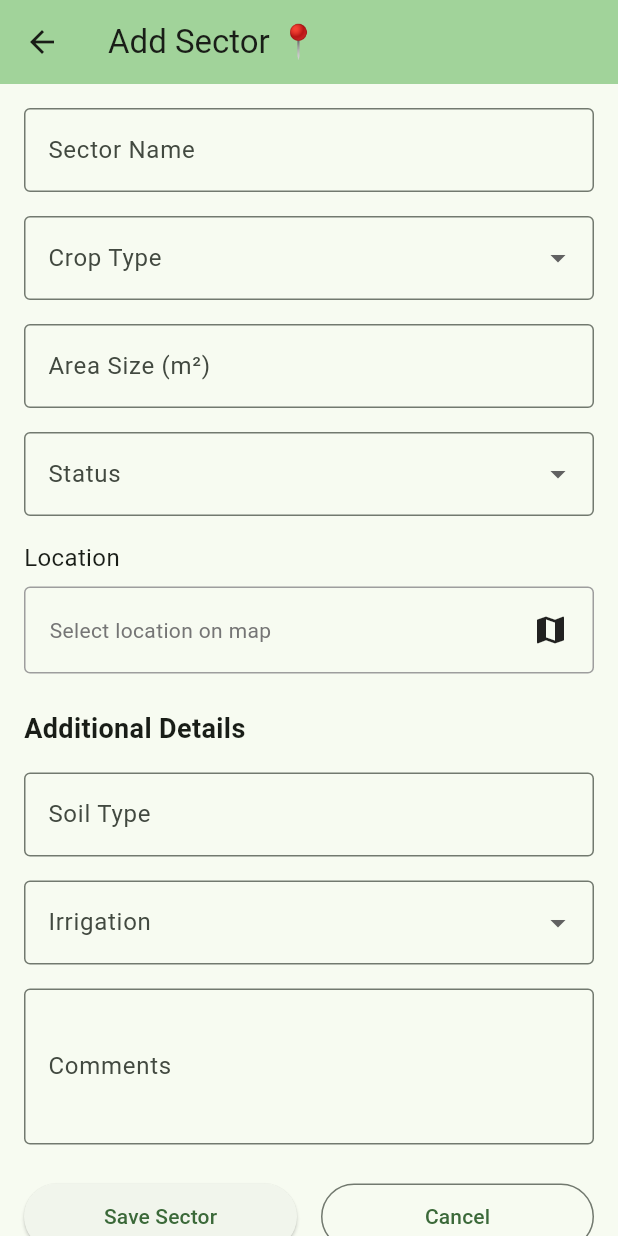
After one commit to stanlee321/crop_app, a Flutter app: the screen it shows after launch, after a tap on "🌾 Add Sector", on a phone screen of 412 x 824 dp. The commit adds this screen. Run offline on Flutter 3.47's test engine with Material 3 defaults, Android fonts, the phone set to English and light mode, and no system bars; our stand-ins replace flutter_map, geolocator, latlong2, qr_flutter; missing offline and left inert: qr_code_dart_scan.

Commit message:
added gps location to add sector

```diff
--- a/lib/components/home/quick_actions_section.dart
+++ b/lib/components/home/quick_actions_section.dart
@@ -1,4 +1,6 @@
 import 'package:flutter/material.dart';
+import '../../screens/add_crop_screen.dart';
+import '../../screens/add_sector_screen.dart';
 
 class QuickActionsSection extends StatelessWidget {
   const QuickActionsSection({super.key});
@@ -24,20 +26,34 @@ class QuickActionsSection extends StatelessWidget {
                 Expanded(
                   child: _buildActionButton(
                     context,
-                    'Add New Crop',
+                    '🆕 Add New Crop',
                     Icons.add_circle,
                     Colors.green,
-                    () {},
+                    () {
+                      Navigator.push(
+                        context,
+                        MaterialPageRoute(
+                          builder: (context) => const AddCropScreen(),
+                        ),
+                      );
+                    },
                   ),
                 ),
                 const SizedBox(width: 8),
                 Expanded(
                   child: _buildActionButton(
                     context,
-                    'Add Sector',
+                    '🌾 Add Sector',
                     Icons.grid_view,
                     Colors.blue,
-                    () {},
+                    () {
+                      Navigator.push(
+                        context,
+                        MaterialPageRoute(
+                          builder: (context) => const AddSectorScreen(),
+                        ),
+                      );
+                    },
                   ),
                 ),
               ],
@@ -48,7 +64,7 @@ class QuickActionsSection extends StatelessWidget {
                 Expanded(
                   child: _buildActionButton(
                     context,
-                    'Add Fertilizer',
+                    '💧 Add Fertilizer',
                     Icons.science,
                     Colors.orange,
                     () {},
@@ -58,7 +74,7 @@ class QuickActionsSection extends StatelessWidget {
                 Expanded(
                   child: _buildActionButton(
                     context,
-                    'Add Pest',
+                    '🐛 Add Pest',
                     Icons.bug_report,
                     Colors.red,
                     () {},
--- /dev/null
+++ b/lib/screens/add_sector_screen.dart
@@ -0,0 +1,351 @@
+import 'package:flutter/material.dart';
+import 'package:flutter_map/flutter_map.dart';
+import 'package:latlong2/latlong.dart';
+import 'package:geolocator/geolocator.dart';
+
+class AddSectorScreen extends StatefulWidget {
+  const AddSectorScreen({super.key});
+
+  @override
+  State<AddSectorScreen> createState() => _AddSectorScreenState();
+}
+
+class _AddSectorScreenState extends State<AddSectorScreen> {
+  final _formKey = GlobalKey<FormState>();
+  final _nameController = TextEditingController();
+  final _areaSizeController = TextEditingController();
+  final _locationController = TextEditingController();
+  final _soilTypeController = TextEditingController();
+  final _commentsController = TextEditingController();
+
+  String? _selectedCropType;
+  String? _selectedStatus;
+  String? _selectedIrrigation;
+
+  final List<String> _cropTypes = ['Tomato', 'Potato', 'Lettuce', 'Spinach'];
+  final List<String> _statusOptions = ['Active', 'Inactive', 'Maintenance'];
+  final List<String> _irrigationTypes = ['Manual', 'Automatic', 'Drip', 'None'];
+
+  LatLng? _selectedLocation;
+  final MapController _mapController = MapController();
+
+  @override
+  void initState() {
+    super.initState();
+    _getCurrentLocation();
+  }
+
+  Future<void> _getCurrentLocation() async {
+    try {
+      LocationPermission permission = await Geolocator.checkPermission();
+      if (permission == LocationPermission.denied) {
+        permission = await Geolocator.requestPermission();
+      }
+
+      if (permission == LocationPermission.whileInUse ||
+          permission == LocationPermission.always) {
+        Position position = await Geolocator.getCurrentPosition();
+        setState(() {
+          _selectedLocation = LatLng(position.latitude, position.longitude);
+        });
+      }
+    } catch (e) {
+      debugPrint('Error getting location: $e');
+    }
+  }
+
+  void _showMapDialog() {
+    showDialog(
+      context: context,
+      builder: (BuildContext context) {
+        return Dialog(
+          child: SizedBox(
+            width: MediaQuery.of(context).size.width * 0.9,
+            height: MediaQuery.of(context).size.height * 0.6,
+            child: Column(
+              children: [
+                Expanded(
+                  child: FlutterMap(
+                    mapController: _mapController,
+                    options: MapOptions(
+                      initialCenter: _selectedLocation ?? const LatLng(0, 0),
+                      initialZoom: 13.0,
+                      onTap: (tapPosition, point) {
+                        setState(() {
+                          _selectedLocation = point;
+                        });
+                        Navigator.pop(context);
+                      },
+                    ),
+                    children: [
+                      TileLayer(
+                        urlTemplate:
+                            'https://tile.openstreetmap.org/{z}/{x}/{y}.png',
+                        userAgentPackageName: 'com.example.app',
+                      ),
+                      if (_selectedLocation != null)
+                        MarkerLayer(
+                          markers: [
+                            Marker(
+                              point: _selectedLocation!,
+                              width: 80,
+                              height: 80,
+                              child: const Icon(
+                                Icons.location_pin,
+                                color: Colors.red,
+                                size: 40,
+                              ),
+                            ),
+                          ],
+                        ),
+                    ],
+                  ),
+                ),
+                Padding(
+                  padding: const EdgeInsets.all(8.0),
+                  child: Row(
+                    mainAxisAlignment: MainAxisAlignment.end,
+                    children: [
+                      TextButton(
+                        onPressed: () => Navigator.pop(context),
+                        child: const Text('Cancel'),
+                      ),
+                    ],
+                  ),
+                ),
+              ],
+            ),
+          ),
+        );
+      },
+    );
+  }
+
+  Widget _buildLocationField() {
+    return Column(
+      crossAxisAlignment: CrossAxisAlignment.start,
+      children: [
+        const Text(
+          'Location',
+          style: TextStyle(fontSize: 16),
+        ),
+        const SizedBox(height: 8),
+        InkWell(
+          onTap: _showMapDialog,
+          child: Container(
+            padding: const EdgeInsets.all(16),
+            decoration: BoxDecoration(
+              border: Border.all(color: Colors.grey),
+              borderRadius: BorderRadius.circular(4),
+            ),
+            child: Row(
+              children: [
+                Expanded(
+                  child: Text(
+                    _selectedLocation != null
+                        ? 'Lat: ${_selectedLocation!.latitude.toStringAsFixed(4)}, '
+                            'Lng: ${_selectedLocation!.longitude.toStringAsFixed(4)}'
+                        : 'Select location on map',
+                    style: TextStyle(
+                      color: _selectedLocation != null
+                          ? Colors.black
+                          : Colors.grey[600],
+                    ),
+                  ),
+                ),
+                const Icon(Icons.map),
+              ],
+            ),
+          ),
+        ),
+      ],
+    );
+  }
+
+  @override
+  void dispose() {
+    _nameController.dispose();
+    _areaSizeController.dispose();
+    _locationController.dispose();
+    _soilTypeController.dispose();
+    _commentsController.dispose();
+    super.dispose();
+  }
+
+  @override
+  Widget build(BuildContext context) {
+    return Scaffold(
+      appBar: AppBar(
+        title: const Text('Add Sector 📍'),
+        backgroundColor: Theme.of(context).colorScheme.inversePrimary,
+      ),
+      body: SingleChildScrollView(
+        padding: const EdgeInsets.all(16.0),
+        child: Form(
+          key: _formKey,
+          child: Column(
+            crossAxisAlignment: CrossAxisAlignment.start,
+            children: [
+              TextFormField(
+                controller: _nameController,
+                decoration: const InputDecoration(
+                  labelText: 'Sector Name',
+                  border: OutlineInputBorder(),
+                ),
+                validator: (value) {
+                  if (value == null || value.isEmpty) {
+                    return 'Please enter a sector name';
+                  }
+                  return null;
+                },
+              ),
+              const SizedBox(height: 16),
+              DropdownButtonFormField<String>(
+                value: _selectedCropType,
+                decoration: const InputDecoration(
+                  labelText: 'Crop Type',
+                  border: OutlineInputBorder(),
+                ),
+                items: _cropTypes.map((String value) {
+                  return DropdownMenuItem<String>(
+                    value: value,
+                    child: Text(value),
+                  );
+                }).toList(),
+                onChanged: (String? newValue) {
+                  setState(() {
+                    _selectedCropType = newValue;
+                  });
+                },
+                validator: (value) {
+                  if (value == null || value.isEmpty) {
+                    return 'Please select a crop type';
+                  }
+                  return null;
+                },
+              ),
+              const SizedBox(height: 16),
+              TextFormField(
+                controller: _areaSizeController,
+                decoration: const InputDecoration(
+                  labelText: 'Area Size (m²)',
+                  border: OutlineInputBorder(),
+                ),
+                keyboardType: TextInputType.number,
+                validator: (value) {
+                  if (value == null || value.isEmpty) {
+                    return 'Please enter area size';
+                  }
+                  if (double.tryParse(value) == null || double.parse(value) <= 0) {
+                    return 'Please enter a valid positive number';
+                  }
+                  return null;
+                },
+              ),
+              const SizedBox(height: 16),
+              DropdownButtonFormField<String>(
+                value: _selectedStatus,
+                decoration: const InputDecoration(
+                  labelText: 'Status',
+                  border: OutlineInputBorder(),
+                ),
+                items: _statusOptions.map((String value) {
+                  return DropdownMenuItem<String>(
+                    value: value,
+                    child: Text(value),
+                  );
+                }).toList(),
+                onChanged: (String? newValue) {
+                  setState(() {
+                    _selectedStatus = newValue;
+                  });
+                },
+                validator: (value) {
+                  if (value == null || value.isEmpty) {
+                    return 'Please select a status';
+                  }
+                  return null;
+                },
+              ),
+              const SizedBox(height: 16),
+              _buildLocationField(),
+              const SizedBox(height: 24),
+              const Text(
+                'Additional Details',
+                style: TextStyle(
+                  fontSize: 18,
+                  fontWeight: FontWeight.bold,
+                ),
+              ),
+              const SizedBox(height: 16),
+              TextFormField(
+                controller: _soilTypeController,
+                decoration: const InputDecoration(
+                  labelText: 'Soil Type',
+                  border: OutlineInputBorder(),
+                ),
+              ),
+              const SizedBox(height: 16),
+              DropdownButtonFormField<String>(
+                value: _selectedIrrigation,
+                decoration: const InputDecoration(
+                  labelText: 'Irrigation',
+                  border: OutlineInputBorder(),
+                ),
+                items: _irrigationTypes.map((String value) {
+                  return DropdownMenuItem<String>(
+                    value: value,
+                    child: Text(value),
+                  );
+                }).toList(),
+                onChanged: (String? newValue) {
+                  setState(() {
+                    _selectedIrrigation = newValue;
+                  });
+                },
+              ),
+              const SizedBox(height: 16),
+              TextFormField(
+                controller: _commentsController,
+                decoration: const InputDecoration(
+                  labelText: 'Comments',
+                  border: OutlineInputBorder(),
+                ),
+                maxLines: 3,
+              ),
+              const SizedBox(height: 24),
+              Row(
+                children: [
+                  Expanded(
+                    child: ElevatedButton(
+                      onPressed: () {
+                        if (_formKey.currentState!.validate()) {
+                          // Save sector logic here
+                          Navigator.pop(context);
+                        }
+                      },
+                      child: const Padding(
+                        padding: EdgeInsets.symmetric(vertical: 12),
+                        child: Text('Save Sector'),
+                      ),
+                    ),
+                  ),
+                  const SizedBox(width: 16),
+                  Expanded(
+                    child: OutlinedButton(
+                      onPressed: () => Navigator.pop(context),
+                      child: const Padding(
+                        padding: EdgeInsets.symmetric(vertical: 12),
+                        child: Text('Cancel'),
+                      ),
+                    ),
+                  ),
+                ],
+              ),
+            ],
+          ),
+        ),
+      ),
+    );
+  }
+}
--- a/pubspec.yaml
+++ b/pubspec.yaml
@@ -36,7 +36,9 @@ dependencies:
   # Use with the CupertinoIcons class for iOS style icons.
   cupertino_icons: ^1.0.6
   qr_code_dart_scan: ^0.9.4
-
+  flutter_map: ^6.1.0
+  latlong2: ^0.9.0
+  geolocator: ^10.1.0
 dev_dependencies:
   flutter_test:
     sdk: flutter
```
Also changed, not shown: lib/screens/add_crop_screen.dart (added, +214 -0 lines), pubspec.lock, 6 other files.
